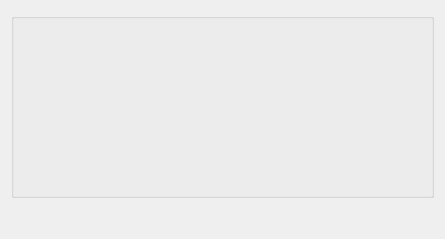
The window that pydialog/modules/window1.ui (thevladsoft/playground) describes before a commit, drawn with Qt 5.
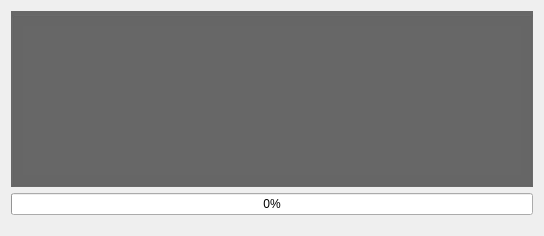
The same window after the commit.

Diff of the .ui file:
```diff
--- a/pydialog/modules/window1.ui
+++ b/pydialog/modules/window1.ui
@@ -6,67 +6,99 @@
    <rect>
     <x>0</x>
     <y>0</y>
-    <width>445</width>
-    <height>239</height>
+    <width>544</width>
+    <height>236</height>
    </rect>
   </property>
+  <property name="minimumSize">
+   <size>
+    <width>350</width>
+    <height>150</height>
+   </size>
+  </property>
   <property name="windowTitle">
    <string>Dialog</string>
   </property>
   <layout class="QGridLayout" name="gridLayout">
-   <item row="1" column="0" colspan="3">
+   <item row="0" column="0">
+    <layout class="QVBoxLayout" name="verticalLayout">
+     <item>
     <widget class="QGroupBox" name="groupBox">
-     <property name="enabled">
-      <bool>true</bool>
-     </property>
      <property name="sizePolicy">
       <sizepolicy hsizetype="Expanding" vsizetype="Expanding">
        <horstretch>0</horstretch>
        <verstretch>0</verstretch>
       </sizepolicy>
      </property>
-     <property name="cursor">
-      <cursorShape>PointingHandCursor</cursorShape>
+       <property name="font">
+        <font>
+         <weight>50</weight>
+         <bold>false</bold>
+        </font>
      </property>
      <property name="autoFillBackground">
       <bool>false</bool>
      </property>
+       <property name="styleSheet">
+        <string notr="true">background-color: rgb(103, 103, 103);</string>
+       </property>
      <property name="title">
       <string/>
      </property>
-    </widget>
-   </item>
-   <item row="0" column="1">
-    <spacer name="verticalSpacer_2">
-     <property name="orientation">
-      <enum>Qt::Vertical</enum>
-     </property>
-     <property name="sizeType">
-      <enum>QSizePolicy::Fixed</enum>
-     </property>
-     <property name="sizeHint" stdset="0">
-      <size>
-       <width>20</width>
-       <height>2</height>
-      </size>
-     </property>
-    </spacer>
-   </item>
-   <item row="2" column="0">
-    <spacer name="verticalSpacer">
-     <property name="orientation">
-      <enum>Qt::Vertical</enum>
-     </property>
-     <property name="sizeType">
-      <enum>QSizePolicy::Fixed</enum>
-     </property>
-     <property name="sizeHint" stdset="0">
-      <size>
-       <width>10</width>
-       <height>30</height>
-      </size>
-     </property>
-    </spacer>
+       <property name="flat">
+        <bool>false</bool>
+       </property>
+       <layout class="QVBoxLayout" name="verticalLayout_2">
+        <item>
+         <widget class="QLabel" name="label">
+          <property name="font">
+           <font>
+            <pointsize>11</pointsize>
+            <weight>75</weight>
+            <bold>true</bold>
+           </font>
+          </property>
+          <property name="layoutDirection">
+           <enum>Qt::RightToLeft</enum>
+          </property>
+          <property name="text">
+           <string/>
+          </property>
+          <property name="alignment">
+           <set>Qt::AlignLeading|Qt::AlignLeft|Qt::AlignTop</set>
+          </property>
+         </widget>
+        </item>
+       </layout>
+      </widget>
+     </item>
+     <item>
+      <widget class="QProgressBar" name="progressBar">
+       <property name="value">
+        <number>0</number>
+       </property>
+      </widget>
+     </item>
+     <item>
+      <layout class="QHBoxLayout" name="horizontalLayout">
+       <property name="sizeConstraint">
+        <enum>QLayout::SetNoConstraint</enum>
+       </property>
+       <property name="leftMargin">
+        <number>5</number>
+       </property>
+       <property name="topMargin">
+        <number>5</number>
+       </property>
+       <property name="rightMargin">
+        <number>5</number>
+       </property>
+       <property name="bottomMargin">
+        <number>5</number>
+       </property>
+      </layout>
+     </item>
+    </layout>
    </item>
   </layout>
  </widget>
```
Left out of the diff: 2 changed lines with no effect on the pictures. Lines whose indentation alone changed are shown as unchanged.
